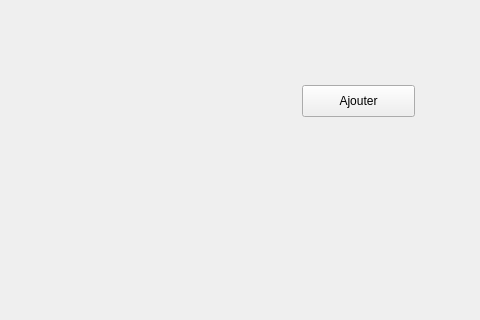
Kodstok/QtProjet, file mainwindow.ui: the form before one commit; both pictures show x 558 to 1038 and y 202 to 522 of the 1038 by 680 pixel window.
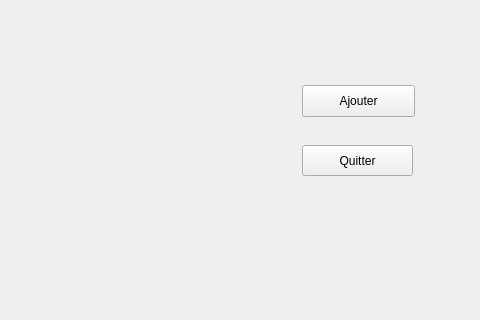
The form after the commit.

The edit to the form file:
```diff
--- a/mainwindow.ui
+++ b/mainwindow.ui
@@ -27,6 +27,19 @@
      <string>Ajouter</string>
     </property>
    </widget>
+   <widget class="QPushButton" name="pushButtonQuit">
+    <property name="geometry">
+     <rect>
+      <x>860</x>
+      <y>330</y>
+      <width>111</width>
+      <height>31</height>
+     </rect>
+    </property>
+    <property name="text">
+     <string>Quitter</string>
+    </property>
+   </widget>
   </widget>
   <widget class="QMenuBar" name="menuBar">
    <property name="geometry">
```
Left out of the diff: 2 changed lines with no effect on the pictures.
